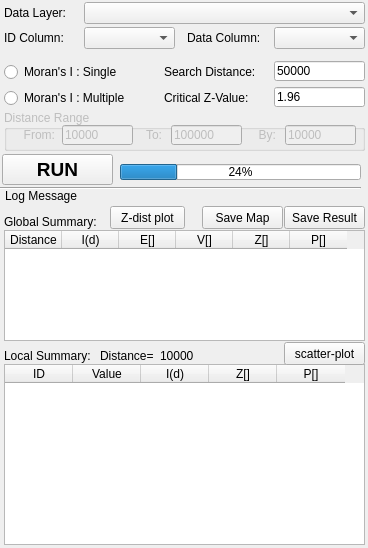
Before: the Qt Designer form gui/ui_form_morans_i.ui in Gaia3D/GeepsSpatialStatistic, drawn with Qt 5.
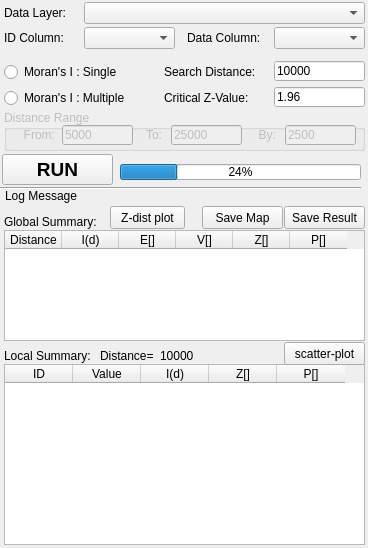
After: the same form once the commit is applied.

Patch:
```diff
--- a/gui/ui_form_morans_i.ui
+++ b/gui/ui_form_morans_i.ui
@@ -108,7 +108,7 @@
     </rect>
    </property>
    <property name="text">
-    <string>50000</string>
+    <string>10000</string>
    </property>
   </widget>
   <widget class="QLabel" name="lbl_m_1">
@@ -181,7 +181,7 @@
      </rect>
     </property>
     <property name="text">
-     <string>10000</string>
+     <string>5000</string>
     </property>
    </widget>
    <widget class="QLineEdit" name="edtTo">
@@ -194,7 +194,7 @@
      </rect>
     </property>
     <property name="text">
-     <string>100000</string>
+     <string>25000</string>
     </property>
    </widget>
    <widget class="QLabel" name="label_7">
@@ -239,7 +239,7 @@
      </rect>
     </property>
     <property name="text">
-     <string>10000</string>
+     <string>2500</string>
     </property>
    </widget>
   </widget>
```
